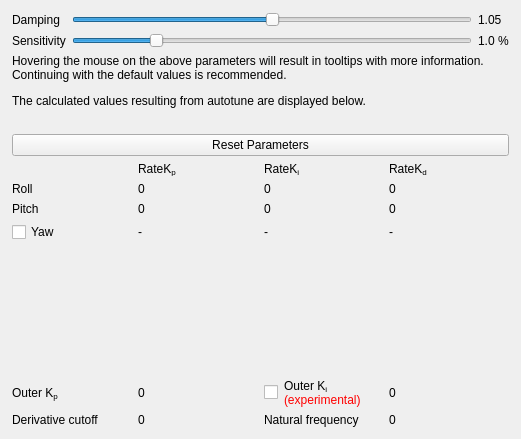
Above: ground/gcs/src/plugins/config/autotunesliders.ui from d-ronin/dRonin before the change. Below: the same form after it.
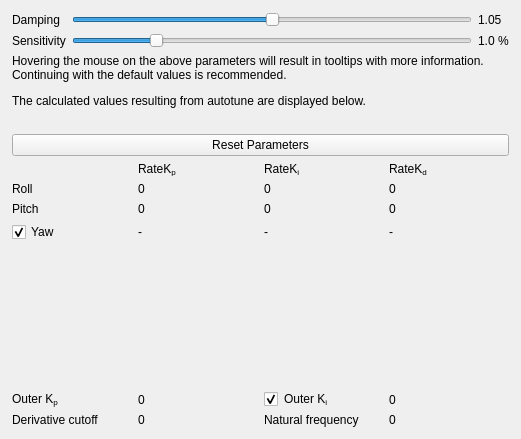
That is the form after the change.

Commit message: gcs: autotune: do yaw & outer Ki by default

Patch:
```diff
--- a/ground/gcs/src/plugins/config/autotunesliders.ui
+++ b/ground/gcs/src/plugins/config/autotunesliders.ui
@@ -163,6 +163,9 @@
        <property name="text">
         <string>Yaw</string>
        </property>
+       <property name="checked">
+        <bool>true</bool>
+       </property>
       </widget>
      </item>
      <item row="0" column="1">
@@ -255,12 +258,15 @@
          <property name="text">
           <string/>
          </property>
+         <property name="checked">
+          <bool>true</bool>
+         </property>
         </widget>
        </item>
        <item>
         <widget class="QLabel" name="label_16">
          <property name="text">
-          <string>&lt;html&gt;&lt;head/&gt;&lt;body&gt;&lt;p&gt;Outer K&lt;span style=&quot; vertical-align:sub;&quot;&gt;i&lt;br/&gt;&lt;/span&gt;&lt;span style=&quot; font-size:9pt; color:#ff0000;&quot;&gt;(experimental)&lt;/span&gt;&lt;/p&gt;&lt;/body&gt;&lt;/html&gt;</string>
+          <string>&lt;html&gt;&lt;head/&gt;&lt;body&gt;&lt;p&gt;Outer K&lt;span style=&quot; vertical-align:sub;&quot;&gt;i&lt;/span&gt;&lt;/p&gt;&lt;/body&gt;&lt;/html&gt;</string>
          </property>
         </widget>
        </item>
```
